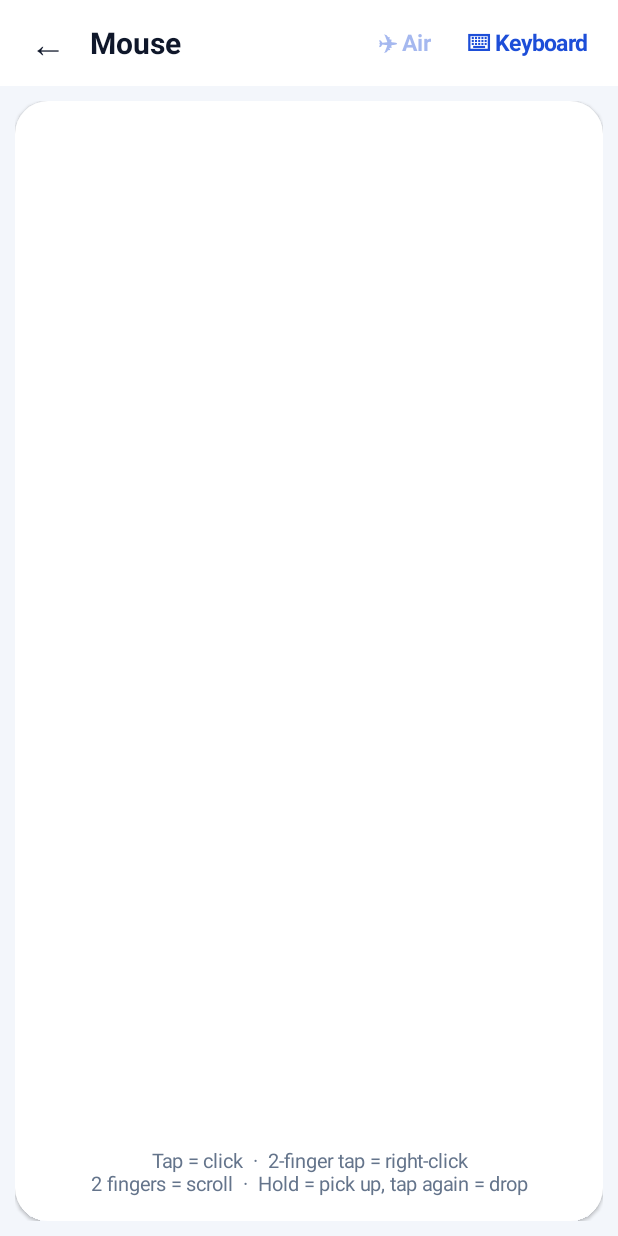
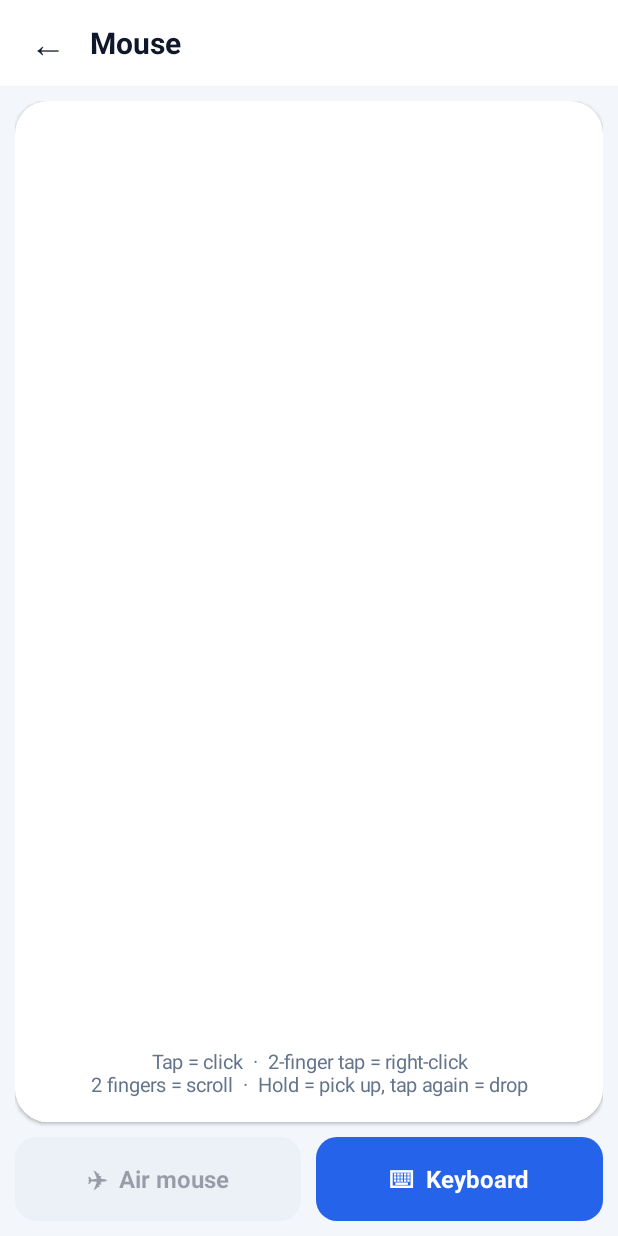
Before and after one commit to edward25m/pc-remote, an Android app: the TouchpadActivity screen opened directly, with no data from a screen before it, on a phone screen of 412 x 824 dp. Run offline under Robolectric (Android 15) with nearby library versions, the phone set to English and light mode, and no system bars; 1 statement that could not run was skipped.

Commit message:
Wi-Fi: find PC even when router blocks broadcasts, clearer errors; plain notification icons; typed text at top; keyboard button at bottom; fix power icon; no PC connect pop-up
Co-Authored-By: Claude Opus 5.5 <noreply@anthropic.com>
Claude-Session: https://claude.ai/code/session_012JgUvZBHSawTkA7o2Ab29J

```diff
--- a/android/app/src/main/java/com/edward/pcremote/KeyboardBar.java
+++ b/android/app/src/main/java/com/edward/pcremote/KeyboardBar.java
@@ -5,6 +5,7 @@ import android.content.Context;
 import android.text.Editable;
 import android.text.InputType;
 import android.text.TextWatcher;
+import android.view.Gravity;
 import android.view.KeyEvent;
 import android.view.View;
 import android.view.inputmethod.EditorInfo;
@@ -19,33 +20,91 @@ import java.util.LinkedHashSet;
 import java.util.List;
 import java.util.Set;
 
-/** Typing field + a row of special keys (Ctrl, Alt, Win, arrows, F-keys…). Used by the touchpad and screen views. */
-public class KeyboardBar extends LinearLayout {
-    private final EditText input;
+/**
+ * Keyboard for the PC, in two parts:
+ *  - inputView: the text you've typed (put it near the top of the screen). It keeps everything you type.
+ *  - keysView:  a row of special keys (Ctrl, Alt, Win, arrows, F-keys…) that sits above the phone keyboard.
+ */
+public class KeyboardBar {
+    public final LinearLayout inputView;
+    public final HorizontalScrollView keysView;
+    private final EndEditText input;
     private final Set<Integer> mods = new LinkedHashSet<>();
     private final List<TextView> modViews = new ArrayList<>();
-    private boolean suppress;
+    private final Activity a;
+    private boolean suppress, shown;
+
+    /** An EditText whose cursor always stays at the end, so what you see matches what the PC received. */
+    static final class EndEditText extends EditText {
+        EndEditText(Context c) { super(c); }
+        @Override protected void onSelectionChanged(int start, int end) {
+            int len = length();
+            if (start != len || end != len) { setSelection(len); return; }
+            super.onSelectionChanged(start, end);
+        }
+    }
 
     public KeyboardBar(Activity a) {
-        super(a);
-        setOrientation(VERTICAL);
-        setBackgroundColor(Ui.BAR);
-        int p = Ui.dp(a, 6);
-        setPadding(p, p, p, p);
+        this.a = a;
 
-        HorizontalScrollView hs = new HorizontalScrollView(a);
-        hs.setHorizontalScrollBarEnabled(false);
+        // ---- typed text (top) ----
+        inputView = Ui.hbox(a);
+        inputView.setBackgroundColor(Ui.BAR);
+        int p = Ui.dp(a, 8);
+        inputView.setPadding(p, p, p, p);
+        input = new EndEditText(a);
+        input.setHint("Type here: it goes straight to the PC");
+        input.setHintTextColor(Ui.MUTED);
+        input.setTextColor(Ui.TEXT);
+        input.setTextSize(16);
+        input.setBackground(Ui.round(a, Ui.CARD, 12));
+        input.setPadding(Ui.dp(a, 12), Ui.dp(a, 10), Ui.dp(a, 12), Ui.dp(a, 10));
+        input.setInputType(InputType.TYPE_CLASS_TEXT | InputType.TYPE_TEXT_FLAG_MULTI_LINE
+                | InputType.TYPE_TEXT_FLAG_NO_SUGGESTIONS | InputType.TYPE_TEXT_VARIATION_VISIBLE_PASSWORD);
+        input.setImeOptions(EditorInfo.IME_FLAG_NO_EXTRACT_UI | EditorInfo.IME_FLAG_NO_FULLSCREEN);
+        input.setMaxLines(3);
+        input.setVerticalScrollBarEnabled(true);
+        input.setGravity(Gravity.TOP | Gravity.START);
+        inputView.addView(input, new LinearLayout.LayoutParams(0, -2, 1));
+        TextView clear = Ui.text(a, "Clear", 14, Ui.ACCENT_LIGHT);
+        clear.setPadding(Ui.dp(a, 12), Ui.dp(a, 10), Ui.dp(a, 6), Ui.dp(a, 10));
+        clear.setOnClickListener(v -> clearField()); // only clears this box, not the PC
+        inputView.addView(clear);
+        inputView.setVisibility(View.GONE);
+
+        input.addTextChangedListener(new TextWatcher() {
+            @Override public void beforeTextChanged(CharSequence s, int st, int c, int af) {}
+            @Override public void onTextChanged(CharSequence s, int start, int before, int count) {
+                if (suppress) return;
+                Conn conn = Conn.get();
+                for (int i = 0; i < before; i++) conn.keys(Keys.BACK);
+                if (count > 0) typed(s.subSequence(start, start + count).toString());
+            }
+            @Override public void afterTextChanged(Editable e) {}
+        });
+        input.setOnKeyListener((v, code, ev) -> {
+            if (ev.getAction() != KeyEvent.ACTION_DOWN) return false;
+            if (code == KeyEvent.KEYCODE_DEL && input.length() == 0) { press(Keys.BACK); return true; }
+            return false;
+        });
+        input.setOnEditorActionListener((v, id, ev) -> { press(Keys.ENTER); appendQuietly("\n"); return true; });
+
+        // ---- special keys (bottom) ----
+        keysView = new HorizontalScrollView(a);
+        keysView.setHorizontalScrollBarEnabled(false);
+        keysView.setBackgroundColor(Ui.BAR);
         LinearLayout keys = Ui.hbox(a);
-        hs.addView(keys);
+        keys.setPadding(Ui.dp(a, 6), Ui.dp(a, 6), Ui.dp(a, 6), Ui.dp(a, 6));
+        keysView.addView(keys);
         mod(keys, "Ctrl", Keys.CTRL);
         mod(keys, "Alt", Keys.ALT);
         mod(keys, "Shift", Keys.SHIFT);
         mod(keys, "Win", Keys.WIN);
         key(keys, "Esc", Keys.ESC);
         key(keys, "Tab", Keys.TAB);
-        key(keys, "⌫", Keys.BACK);
+        key(keys, "Bksp", Keys.BACK);
         key(keys, "Del", Keys.DEL);
-        key(keys, "↵", Keys.ENTER);
+        key(keys, "Enter", Keys.ENTER);
         key(keys, "←", Keys.LEFT);
         key(keys, "↑", Keys.UP);
         key(keys, "↓", Keys.DOWN);
@@ -58,40 +117,7 @@ public class KeyboardBar extends LinearLayout {
         key(keys, "PrtSc", Keys.PRTSC);
         key(keys, "Ins", Keys.INS);
         key(keys, "Menu", Keys.APPS);
-        addView(hs, Ui.lp(-1, -2));
-
-        input = new EditText(a);
-        input.setHint("Type here to type on the PC…");
-        input.setHintTextColor(Ui.MUTED);
-        input.setTextColor(Ui.TEXT);
-        input.setBackground(Ui.round(a, Ui.CARD, 12));
-        input.setPadding(Ui.dp(a, 12), Ui.dp(a, 10), Ui.dp(a, 12), Ui.dp(a, 10));
-        // no autocorrect: every key you press goes straight to the PC
-        input.setInputType(InputType.TYPE_CLASS_TEXT | InputType.TYPE_TEXT_FLAG_NO_SUGGESTIONS | InputType.TYPE_TEXT_VARIATION_VISIBLE_PASSWORD);
-        input.setImeOptions(EditorInfo.IME_ACTION_SEND | EditorInfo.IME_FLAG_NO_EXTRACT_UI | EditorInfo.IME_FLAG_NO_FULLSCREEN);
-        LinearLayout.LayoutParams lp = Ui.lp(-1, -2);
-        lp.topMargin = Ui.dp(a, 6);
-        addView(input, lp);
-
-        input.addTextChangedListener(new TextWatcher() {
-            @Override public void beforeTextChanged(CharSequence s, int st, int c, int af) {}
-            @Override public void onTextChanged(CharSequence s, int start, int before, int count) {
-                if (suppress) return;
-                Conn conn = Conn.get();
-                for (int i = 0; i < before; i++) conn.keys(Keys.BACK);
-                if (count > 0) typed(s.subSequence(start, start + count).toString());
-            }
-            @Override public void afterTextChanged(Editable e) {
-                if (!suppress && e.length() > 40) { suppress = true; e.clear(); suppress = false; }
-            }
-        });
-        input.setOnKeyListener((v, code, ev) -> {
-            if (ev.getAction() != KeyEvent.ACTION_DOWN) return false;
-            if (code == KeyEvent.KEYCODE_DEL && input.length() == 0) { press(Keys.BACK); return true; }
-            if (code == KeyEvent.KEYCODE_ENTER) { press(Keys.ENTER); return true; }
-            return false;
-        });
-        input.setOnEditorActionListener((v, id, ev) -> { press(Keys.ENTER); clear(); return true; });
+        keysView.setVisibility(View.GONE);
     }
 
     private void typed(String s) {
@@ -102,7 +128,7 @@ public class KeyboardBar extends LinearLayout {
         }
     }
 
-    /** Presses a key, together with any held modifiers (which are then released). */
+    /** Presses a key together with any held modifiers (which are then released). */
     private void press(int vk) {
         int[] combo = new int[mods.size() + 1];
         int i = 0;
@@ -112,17 +138,18 @@ public class KeyboardBar extends LinearLayout {
         if (!mods.isEmpty()) { mods.clear(); refreshMods(); }
     }
 
-    private void clear() { suppress = true; input.setText(""); suppress = false; }
+    private void appendQuietly(String s) { suppress = true; input.append(s); suppress = false; }
+    private void clearField() { suppress = true; input.setText(""); suppress = false; }
 
     private TextView keyView(LinearLayout row, String label) {
-        TextView t = Ui.text(getContext(), label, 15, Ui.TEXT);
+        TextView t = Ui.text(a, label, 15, Ui.TEXT);
         t.setTypeface(android.graphics.Typeface.DEFAULT_BOLD);
-        t.setGravity(android.view.Gravity.CENTER);
-        t.setMinWidth(Ui.dp(getContext(), 46));
-        t.setPadding(Ui.dp(getContext(), 10), Ui.dp(getContext(), 10), Ui.dp(getContext(), 10), Ui.dp(getContext(), 10));
+        t.setGravity(Gravity.CENTER);
+        t.setMinWidth(Ui.dp(a, 46));
+        t.setPadding(Ui.dp(a, 10), Ui.dp(a, 10), Ui.dp(a, 10), Ui.dp(a, 10));
         Ui.setBg(t, Ui.CARD2, 10);
         LinearLayout.LayoutParams lp = Ui.lp(-2, -2);
-        lp.setMarginEnd(Ui.dp(getContext(), 6));
+        lp.setMarginEnd(Ui.dp(a, 6));
         row.addView(t, lp);
         return t;
     }
@@ -151,24 +178,26 @@ public class KeyboardBar extends LinearLayout {
         }
     }
 
-    public void showKeyboard() {
-        setVisibility(VISIBLE);
+    public void show() {
+        shown = true;
+        inputView.setVisibility(View.VISIBLE);
+        keysView.setVisibility(View.VISIBLE);
         input.requestFocus();
         input.postDelayed(() -> {
-            InputMethodManager imm = (InputMethodManager) getContext().getSystemService(Context.INPUT_METHOD_SERVICE);
+            InputMethodManager imm = (InputMethodManager) a.getSystemService(Context.INPUT_METHOD_SERVICE);
             imm.showSoftInput(input, InputMethodManager.SHOW_IMPLICIT);
         }, 150);
     }
 
-    public void hideKeyboard() {
-        InputMethodManager imm = (InputMethodManager) getContext().getSystemService(Context.INPUT_METHOD_SERVICE);
+    public void hide() {
+        shown = false;
+        InputMethodManager imm = (InputMethodManager) a.getSystemService(Context.INPUT_METHOD_SERVICE);
         imm.hideSoftInputFromWindow(input.getWindowToken(), 0);
-        setVisibility(GONE);
+        inputView.setVisibility(View.GONE);
+        keysView.setVisibility(View.GONE);
     }
 
-    public void toggle() {
-        if (getVisibility() == VISIBLE) hideKeyboard(); else showKeyboard();
-    }
+    public void toggle() { if (shown) hide(); else show(); }
 
-    public boolean isShown2() { return getVisibility() == View.VISIBLE; }
+    public boolean isShown() { return shown; }
 }
--- a/android/app/src/main/java/com/edward/pcremote/MainActivity.java
+++ b/android/app/src/main/java/com/edward/pcremote/MainActivity.java
@@ -95,7 +95,7 @@ public class MainActivity extends BaseActivity {
 
         LinearLayout btns = Ui.hbox(this);
         btns.setPadding(0, Ui.dp(this, 12), 0, 0);
-        TextView sw = Ui.button(this, "⇄  Switch PC", Ui.CARD2, v -> startActivity(new Intent(this, PickerActivity.class)));
+        TextView sw = Ui.button(this, "↔  Switch PC", Ui.CARD2, v -> startActivity(new Intent(this, PickerActivity.class)));
         actionBtn = Ui.button(this, "Disconnect", Ui.ACCENT, v -> onAction());
         LinearLayout.LayoutParams l1 = new LinearLayout.LayoutParams(0, -2, 1);
         l1.setMarginEnd(Ui.dp(this, 10));
@@ -119,7 +119,7 @@ public class MainActivity extends BaseActivity {
         addTile(grid, "🎵", "Media", MediaActivity.class);
         addTile(grid, "📁", "Files", FilesActivity.class);
         addTile(grid, "⭐", "My buttons & apps", CustomActivity.class);
-        addTile(grid, "⏻", "Power", PowerActivity.class);
+        addTile(grid, "⚡", "Power", PowerActivity.class);
         root.addView(grid, Ui.lp(-1, -2));
 
         TextView ver = Ui.text(this, "PC Remote " + Updater.currentVersion(this), 12, Ui.MUTED);
--- a/android/app/src/main/java/com/edward/pcremote/NotifBarActivity.java
+++ b/android/app/src/main/java/com/edward/pcremote/NotifBarActivity.java
@@ -64,7 +64,7 @@ public class NotifBarActivity extends BaseActivity {
         android.widget.ImageView iv = new android.widget.ImageView(this);
         int pad = Ui.dp(this, 7);
         if (a.image != null) iv.setImageBitmap(a.image);
-        else { iv.setImageResource(a.icon); iv.setBackgroundResource(R.drawable.nbtn_bg); iv.setPadding(pad, pad, pad, pad); }
+        else { iv.setImageResource(a.icon); iv.setColorFilter(Ui.TEXT); iv.setPadding(pad / 2, pad / 2, pad / 2, pad / 2); }
         LinearLayout.LayoutParams il = new LinearLayout.LayoutParams(Ui.dp(this, 34), Ui.dp(this, 34));
         il.setMarginEnd(Ui.dp(this, 12));
         r.addView(iv, il);
--- a/android/app/src/main/java/com/edward/pcremote/PowerActivity.java
+++ b/android/app/src/main/java/com/edward/pcremote/PowerActivity.java
@@ -14,7 +14,7 @@ public class PowerActivity extends BaseActivity {
         g.setColumnCount(2);
         add(g, "🔒", "Lock", "lock", false);
         add(g, "🌙", "Sleep", "sleep", true);
-        add(g, "⏻", "Shut down", "shutdown", true);
+        add(g, "🔌", "Shut down", "shutdown", true);
         add(g, "🔄", "Restart", "restart", true);
         add(g, "🚪", "Sign out", "signout", true);
         add(g, "💤", "Hibernate", "hibernate", true);
--- a/android/app/src/main/java/com/edward/pcremote/TouchpadActivity.java
+++ b/android/app/src/main/java/com/edward/pcremote/TouchpadActivity.java
@@ -53,8 +53,9 @@ public class TouchpadActivity extends BaseActivity implements SensorEventListene
         density = getResources().getDisplayMetrics().density;
         LinearLayout c = Ui.screen(this, "Mouse", false);
         c.setPadding(Ui.dp(this, 10), Ui.dp(this, 10), Ui.dp(this, 10), Ui.dp(this, 10));
-        airBtn = Ui.barButton(this, "✈ Air", v -> setAir(!air));
-        Ui.barButton(this, "⌨ Keyboard", v -> kb.toggle());
+        LinearLayout root = (LinearLayout) c.getParent();
+        kb = new KeyboardBar(this);
+        root.addView(kb.inputView, 1, Ui.lp(-1, -2)); // what you type shows at the top
 
         pad = new FrameLayout(this);
         pad.setBackground(Ui.round(this, Ui.CARD, 22));
@@ -66,21 +67,29 @@ public class TouchpadActivity extends BaseActivity implements SensorEventListene
         c.addView(pad, new LinearLayout.LayoutParams(-1, 0, 1));
         pad.setOnTouchListener((v, e) -> { onPad(e); return true; });
 
-        kb = new KeyboardBar(this);
-        kb.setVisibility(View.GONE);
-        ((LinearLayout) c.getParent()).addView(kb, Ui.lp(-1, -2));
+        // bottom buttons
+        LinearLayout bottom = Ui.hbox(this);
+        bottom.setPadding(0, Ui.dp(this, 10), 0, 0);
+        airBtn = Ui.button(this, "✈  Air mouse", Ui.CARD2, v -> setAir(!air));
+        TextView kbBtn = Ui.button(this, "⌨  Keyboard", Ui.ACCENT, v -> kb.toggle());
+        LinearLayout.LayoutParams bl = new LinearLayout.LayoutParams(0, Ui.dp(this, 56), 1);
+        bl.setMarginEnd(Ui.dp(this, 10));
+        bottom.addView(airBtn, bl);
+        bottom.addView(kbBtn, new LinearLayout.LayoutParams(0, Ui.dp(this, 56), 1));
+        c.addView(bottom, Ui.lp(-1, -2));
+
+        root.addView(kb.keysView, Ui.lp(-1, -2)); // special keys sit just above the phone keyboard
 
         sm = (SensorManager) getSystemService(SENSOR_SERVICE);
         gyro = sm == null ? null : sm.getDefaultSensor(Sensor.TYPE_GYROSCOPE);
         if (gyro == null) airBtn.setAlpha(0.4f);
 
-        if (getIntent().getBooleanExtra("keyboard", false)) kb.showKeyboard();
+        if (getIntent().getBooleanExtra("keyboard", false)) kb.show();
     }
 
     private void showHolding(boolean on) {
         hint.setText(on ? "Holding · move to drag · tap to drop" : HINT);
         hint.setTextColor(on ? Ui.ACCENT_LIGHT : Ui.MUTED);
-        pad.setBackground(Ui.round(this, on ? Ui.SELECTED : Ui.CARD, 22));
     }
 
     private float speed() { return 0.6f + Prefs.mouseSpeed(this) / 40f; }
@@ -163,8 +172,9 @@ public class TouchpadActivity extends BaseActivity implements SensorEventListene
     private void setAir(boolean on) {
         if (on && gyro == null) { Ui.toast(this, "This phone has no gyroscope for air mouse"); return; }
         air = on;
-        airBtn.setText(on ? "✈ Air ON" : "✈ Air");
-        airBtn.setTextColor(on ? Ui.ON : Ui.ACCENT_LIGHT);
+        airBtn.setText(on ? "✈  Air mouse ON" : "✈  Air mouse");
+        Ui.setBg(airBtn, on ? Ui.ACCENT : Ui.CARD2, 14);
+        airBtn.setTextColor(on ? Ui.WHITE : Ui.TEXT);
         if (on) {
             lastGyroTs = 0;
             sm.registerListener(this, gyro, SensorManager.SENSOR_DELAY_FASTEST);
@@ -197,6 +207,6 @@ public class TouchpadActivity extends BaseActivity implements SensorEventListene
     }
 
     @Override public void onBackPressed() {
-        if (kb.isShown2()) kb.hideKeyboard(); else super.onBackPressed();
+        if (kb.isShown()) kb.hide(); else super.onBackPressed();
     }
 }
--- a/android/app/src/main/res/layout/notif_bar.xml
+++ b/android/app/src/main/res/layout/notif_bar.xml
@@ -1,7 +1,7 @@
 <?xml version="1.0" encoding="utf-8"?>
 <LinearLayout xmlns:android="http://schemas.android.com/apk/res/android"
     android:layout_width="match_parent"
-    android:layout_height="52dp"
+    android:layout_height="48dp"
     android:orientation="horizontal"
     android:gravity="center_vertical">
     <FrameLayout style="@style/NotifCell"><ImageView android:id="@+id/b0" style="@style/NotifBtn" /></FrameLayout>
```
Also changed, not shown: android/app/src/main/java/com/edward/pcremote/Conn.java (+10 -3 lines), android/app/src/main/java/com/edward/pcremote/Discovery.java (+63 -3 lines), android/app/src/main/java/com/edward/pcremote/RemoteService.java (+12 -5 lines), android/app/src/main/java/com/edward/pcremote/ScreenActivity.java (+4 -4 lines), android/app/src/main/res/values/notif.xml (+4 -4 lines), 1 other file.
